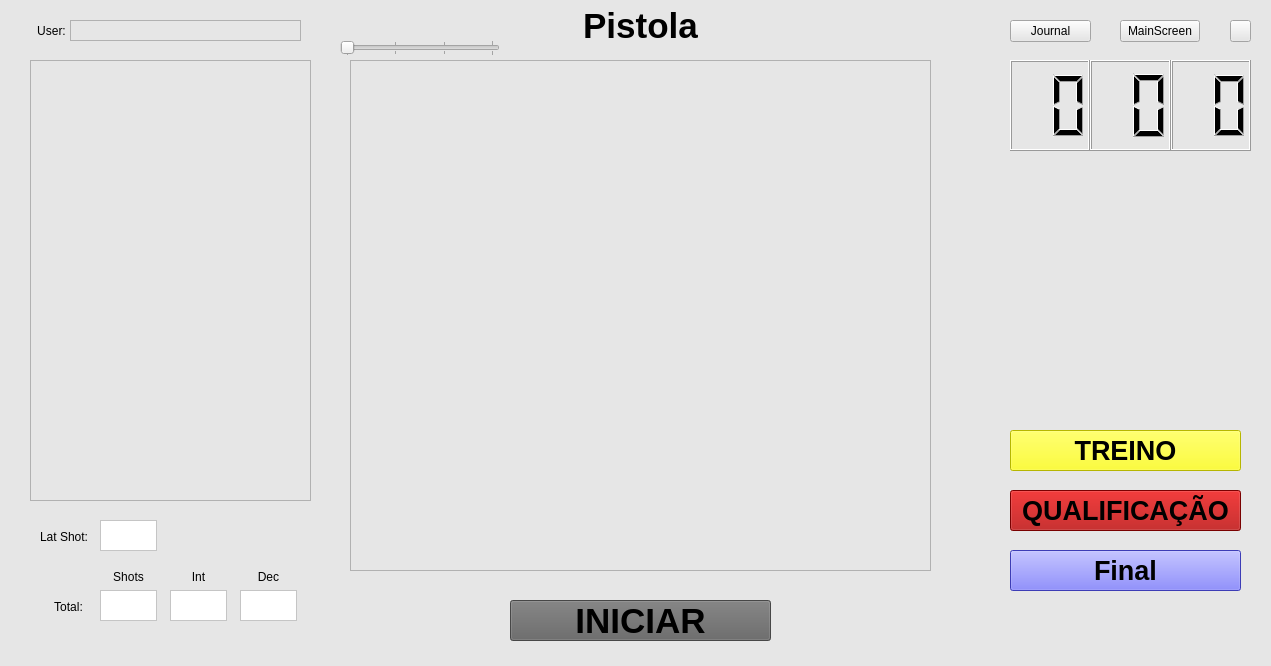
First picture: the form in central_pc/gui/pistolwindow.ui, repository xBogas/ES-SACA, before the edit.
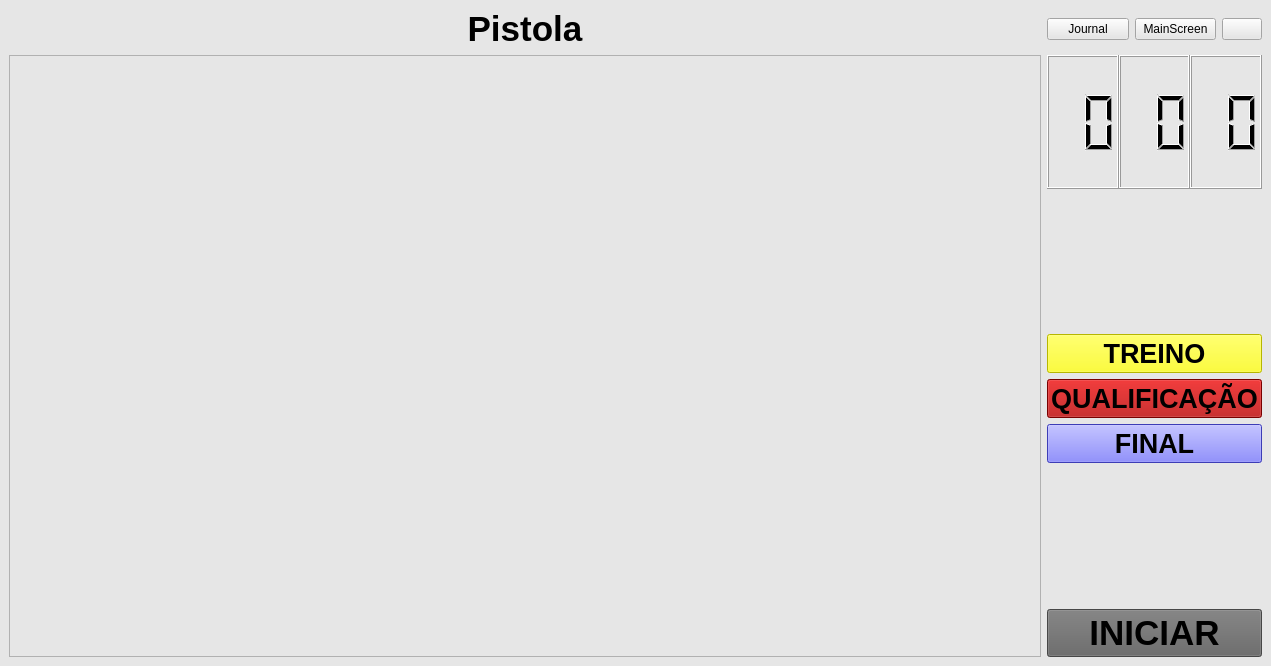
Second picture: the form after the edit. Icons and pictures are not drawn.

Commit message: Adição da tabela com lugares no pistolwindow do pc central. Adição de comentários no pistolwindow e riflewindow do pc local.

The edit to the form file:
```diff
--- a/central_pc/gui/pistolwindow.ui
+++ b/central_pc/gui/pistolwindow.ui
@@ -20,15 +20,29 @@
    <string notr="true">background-color: rgb(230, 230, 230);</string>
   </property>
   <widget class="QWidget" name="centralwidget">
+   <layout class="QGridLayout" name="gridLayout">
+    <item row="0" column="1">
+     <widget class="QPushButton" name="JournalButton">
+      <property name="text">
+       <string>Journal</string>
+      </property>
+     </widget>
+    </item>
+    <item row="2" column="1">
+     <spacer name="verticalSpacer">
+      <property name="orientation">
+       <enum>Qt::Vertical</enum>
+      </property>
+      <property name="sizeHint" stdset="0">
+       <size>
+        <width>20</width>
+        <height>40</height>
+       </size>
+      </property>
+     </spacer>
+    </item>
+    <item row="3" column="1" colspan="3">
    <widget class="QPushButton" name="PracticeButton">
-    <property name="geometry">
-     <rect>
-      <x>1010</x>
-      <y>430</y>
-      <width>231</width>
-      <height>41</height>
-     </rect>
-    </property>
     <property name="font">
      <font>
       <pointsize>20</pointsize>
@@ -42,37 +56,16 @@
      <string>TREINO</string>
     </property>
    </widget>
-   <widget class="QPushButton" name="MatchButton">
-    <property name="geometry">
-     <rect>
-      <x>1010</x>
-      <y>490</y>
-      <width>231</width>
-      <height>41</height>
-     </rect>
-    </property>
-    <property name="font">
-     <font>
-      <pointsize>20</pointsize>
-      <bold>true</bold>
-     </font>
-    </property>
-    <property name="styleSheet">
-     <string notr="true">background-color: rgb(170, 0, 0);</string>
-    </property>
+    </item>
+    <item row="0" column="2">
+     <widget class="QPushButton" name="MainButton">
     <property name="text">
-     <string>QUALIFICAÇÃO</string>
-    </property>
-   </widget>
+       <string>MainScreen</string>
+      </property>
+     </widget>
+    </item>
+    <item row="5" column="1" colspan="3">
    <widget class="QPushButton" name="FinalButton">
-    <property name="geometry">
-     <rect>
-      <x>1010</x>
-      <y>550</y>
-      <width>231</width>
-      <height>41</height>
-     </rect>
-    </property>
     <property name="font">
      <font>
       <pointsize>20</pointsize>
@@ -83,40 +76,27 @@
      <string notr="true">background-color: rgb(85, 85, 255);</string>
     </property>
     <property name="text">
-     <string>Final</string>
-    </property>
-   </widget>
-   <widget class="QPushButton" name="StartButton">
-    <property name="geometry">
-     <rect>
-      <x>510</x>
-      <y>600</y>
-      <width>261</width>
-      <height>41</height>
-     </rect>
-    </property>
+       <string>FINAL</string>
+      </property>
+     </widget>
+    </item>
+    <item row="0" column="0">
+     <widget class="QLabel" name="label_6">
     <property name="font">
      <font>
       <pointsize>26</pointsize>
       <bold>true</bold>
      </font>
     </property>
-    <property name="styleSheet">
-     <string notr="true">background-color: rgb(100, 100, 100);</string>
-    </property>
     <property name="text">
-     <string>INICIAR</string>
-    </property>
-   </widget>
-   <widget class="QWidget" name="horizontalLayoutWidget">
-    <property name="geometry">
-     <rect>
-      <x>1010</x>
-      <y>60</y>
-      <width>241</width>
-      <height>91</height>
-     </rect>
-    </property>
+       <string>Pistola</string>
+      </property>
+      <property name="alignment">
+       <set>Qt::AlignCenter</set>
+      </property>
+     </widget>
+    </item>
+    <item row="1" column="1" colspan="3">
     <layout class="QHBoxLayout" name="horizontalLayout">
      <property name="spacing">
       <number>0</number>
@@ -158,291 +138,73 @@
       </widget>
      </item>
     </layout>
-   </widget>
-   <widget class="QTableView" name="tableView">
-    <property name="geometry">
-     <rect>
-      <x>30</x>
-      <y>60</y>
-      <width>281</width>
-      <height>441</height>
-     </rect>
-    </property>
-   </widget>
-   <widget class="QLabel" name="label">
-    <property name="geometry">
-     <rect>
-      <x>40</x>
-      <y>530</y>
-      <width>57</width>
-      <height>14</height>
-     </rect>
-    </property>
-    <property name="frameShape">
-     <enum>QFrame::NoFrame</enum>
-    </property>
-    <property name="text">
-     <string>Lat Shot:</string>
-    </property>
-   </widget>
-   <widget class="QLabel" name="lastshot">
-    <property name="geometry">
-     <rect>
-      <x>100</x>
-      <y>520</y>
-      <width>57</width>
-      <height>31</height>
-     </rect>
-    </property>
-    <property name="styleSheet">
-     <string notr="true">background-color: rgb(255, 255, 255);</string>
-    </property>
-    <property name="frameShape">
-     <enum>QFrame::StyledPanel</enum>
-    </property>
-    <property name="frameShadow">
-     <enum>QFrame::Plain</enum>
-    </property>
-    <property name="text">
-     <string/>
-    </property>
-    <property name="wordWrap">
-     <bool>false</bool>
-    </property>
-   </widget>
-   <widget class="QLabel" name="label_2">
-    <property name="geometry">
-     <rect>
-      <x>40</x>
-      <y>600</y>
-      <width>57</width>
-      <height>14</height>
-     </rect>
-    </property>
-    <property name="text">
-     <string>Total:</string>
-    </property>
-    <property name="alignment">
-     <set>Qt::AlignCenter</set>
-    </property>
-   </widget>
-   <widget class="QLabel" name="total_int">
-    <property name="geometry">
-     <rect>
-      <x>100</x>
-      <y>590</y>
-      <width>57</width>
-      <height>31</height>
-     </rect>
-    </property>
-    <property name="styleSheet">
-     <string notr="true">background-color: rgb(255, 255, 255);</string>
-    </property>
-    <property name="frameShape">
-     <enum>QFrame::StyledPanel</enum>
-    </property>
-    <property name="text">
-     <string/>
-    </property>
-    <property name="wordWrap">
-     <bool>false</bool>
-    </property>
-   </widget>
-   <widget class="QLabel" name="total_dec">
-    <property name="geometry">
-     <rect>
-      <x>170</x>
-      <y>590</y>
-      <width>57</width>
-      <height>31</height>
-     </rect>
-    </property>
-    <property name="styleSheet">
-     <string notr="true">background-color: rgb(255, 255, 255);</string>
-    </property>
-    <property name="frameShape">
-     <enum>QFrame::StyledPanel</enum>
-    </property>
-    <property name="text">
-     <string/>
-    </property>
-    <property name="wordWrap">
-     <bool>false</bool>
-    </property>
-   </widget>
-   <widget class="QLabel" name="total_dec_2">
-    <property name="geometry">
-     <rect>
-      <x>240</x>
-      <y>590</y>
-      <width>57</width>
-      <height>31</height>
-     </rect>
-    </property>
-    <property name="styleSheet">
-     <string notr="true">background-color: rgb(255, 255, 255);</string>
-    </property>
-    <property name="frameShape">
-     <enum>QFrame::StyledPanel</enum>
-    </property>
-    <property name="text">
-     <string/>
-    </property>
-    <property name="wordWrap">
-     <bool>false</bool>
-    </property>
-   </widget>
-   <widget class="QLabel" name="label_3">
-    <property name="geometry">
-     <rect>
-      <x>100</x>
-      <y>570</y>
-      <width>57</width>
-      <height>14</height>
-     </rect>
-    </property>
-    <property name="text">
-     <string>Shots</string>
-    </property>
-    <property name="alignment">
-     <set>Qt::AlignCenter</set>
-    </property>
-   </widget>
-   <widget class="QLabel" name="label_4">
-    <property name="geometry">
-     <rect>
-      <x>170</x>
-      <y>570</y>
-      <width>57</width>
-      <height>14</height>
-     </rect>
-    </property>
-    <property name="text">
-     <string>Int</string>
-    </property>
-    <property name="alignment">
-     <set>Qt::AlignCenter</set>
-    </property>
-   </widget>
-   <widget class="QLabel" name="label_5">
-    <property name="geometry">
-     <rect>
-      <x>240</x>
-      <y>570</y>
-      <width>57</width>
-      <height>14</height>
-     </rect>
-    </property>
-    <property name="text">
-     <string>Dec</string>
-    </property>
-    <property name="alignment">
-     <set>Qt::AlignCenter</set>
-    </property>
-   </widget>
-   <widget class="QSlider" name="horizontalSlider">
-    <property name="geometry">
-     <rect>
-      <x>340</x>
-      <y>40</y>
-      <width>160</width>
-      <height>16</height>
-     </rect>
-    </property>
-    <property name="minimum">
-     <number>100</number>
-    </property>
-    <property name="maximum">
-     <number>400</number>
-    </property>
-    <property name="singleStep">
-     <number>100</number>
-    </property>
-    <property name="pageStep">
-     <number>100</number>
-    </property>
-    <property name="orientation">
-     <enum>Qt::Horizontal</enum>
-    </property>
-    <property name="tickPosition">
-     <enum>QSlider::TicksBothSides</enum>
-    </property>
-   </widget>
-   <widget class="QLabel" name="label_6">
-    <property name="geometry">
-     <rect>
-      <x>520</x>
-      <y>10</y>
-      <width>241</width>
-      <height>31</height>
-     </rect>
-    </property>
+    </item>
+    <item row="7" column="1" colspan="3">
+     <widget class="QPushButton" name="StartButton">
     <property name="font">
      <font>
       <pointsize>26</pointsize>
       <bold>true</bold>
      </font>
     </property>
+      <property name="styleSheet">
+       <string notr="true">background-color: rgb(100, 100, 100);</string>
+      </property>
     <property name="text">
-     <string>Pistola</string>
-    </property>
-    <property name="alignment">
-     <set>Qt::AlignCenter</set>
-    </property>
-   </widget>
-   <widget class="QLabel" name="label_7">
-    <property name="geometry">
-     <rect>
-      <x>70</x>
-      <y>20</y>
-      <width>231</width>
-      <height>21</height>
-     </rect>
-    </property>
+       <string>INICIAR</string>
+      </property>
+     </widget>
+    </item>
+    <item row="4" column="1" colspan="3">
+     <widget class="QPushButton" name="MatchButton">
+      <property name="sizePolicy">
+       <sizepolicy hsizetype="Minimum" vsizetype="Fixed">
+        <horstretch>0</horstretch>
+        <verstretch>0</verstretch>
+       </sizepolicy>
+      </property>
+      <property name="font">
+       <font>
+        <pointsize>20</pointsize>
+        <bold>true</bold>
+       </font>
+      </property>
     <property name="styleSheet">
-     <string notr="true"/>
-    </property>
-    <property name="frameShape">
-     <enum>QFrame::StyledPanel</enum>
-    </property>
+       <string notr="true">background-color: rgb(170, 0, 0);</string>
+      </property>
     <property name="text">
-     <string/>
-    </property>
-   </widget>
-   <widget class="QPushButton" name="JournalButton">
-    <property name="geometry">
-     <rect>
-      <x>1010</x>
-      <y>20</y>
-      <width>81</width>
-      <height>22</height>
-     </rect>
-    </property>
-    <property name="text">
-     <string>Journal</string>
-    </property>
-   </widget>
-   <widget class="QPushButton" name="MainButton">
-    <property name="geometry">
-     <rect>
-      <x>1120</x>
-      <y>20</y>
-      <width>80</width>
-      <height>22</height>
-     </rect>
-    </property>
-    <property name="text">
-     <string>MainScreen</string>
-    </property>
-   </widget>
+       <string>QUALIFICAÇÃO</string>
+      </property>
+     </widget>
+    </item>
+    <item row="1" column="0" rowspan="7">
+     <widget class="QTableWidget" name="tableWidget">
+      <property name="sizePolicy">
+       <sizepolicy hsizetype="Expanding" vsizetype="Expanding">
+        <horstretch>1</horstretch>
+        <verstretch>17</verstretch>
+       </sizepolicy>
+      </property>
+      <property name="font">
+       <font>
+        <bold>true</bold>
+       </font>
+      </property>
+      <property name="rowCount">
+       <number>0</number>
+      </property>
+      <property name="columnCount">
+       <number>0</number>
+      </property>
+     </widget>
+    </item>
+    <item row="0" column="3">
    <widget class="QPushButton" name="ExitButton">
-    <property name="geometry">
-     <rect>
-      <x>1230</x>
-      <y>20</y>
-      <width>21</width>
-      <height>22</height>
-     </rect>
+      <property name="sizePolicy">
+       <sizepolicy hsizetype="Fixed" vsizetype="Fixed">
+        <horstretch>0</horstretch>
+        <verstretch>0</verstretch>
+       </sizepolicy>
     </property>
     <property name="text">
      <string/>
@@ -452,82 +214,21 @@
       <normaloff>resource/img/exit.png</normaloff>resource/img/exit.png</iconset>
     </property>
    </widget>
-   <widget class="QLabel" name="label_8">
-    <property name="geometry">
-     <rect>
-      <x>26</x>
-      <y>20</y>
-      <width>51</width>
-      <height>21</height>
-     </rect>
-    </property>
-    <property name="text">
-     <string>User:</string>
-    </property>
-    <property name="alignment">
-     <set>Qt::AlignCenter</set>
-    </property>
-   </widget>
-   <widget class="QGraphicsView" name="Target">
-    <property name="geometry">
-     <rect>
-      <x>350</x>
-      <y>60</y>
-      <width>581</width>
-      <height>511</height>
-     </rect>
-    </property>
-    <property name="frameShadow">
-     <enum>QFrame::Raised</enum>
-    </property>
-    <property name="sizeAdjustPolicy">
-     <enum>QAbstractScrollArea::AdjustIgnored</enum>
-    </property>
-    <property name="backgroundBrush">
-     <brush brushstyle="NoBrush">
-      <color alpha="255">
-       <red>0</red>
-       <green>0</green>
-       <blue>0</blue>
-      </color>
-     </brush>
-    </property>
-    <property name="foregroundBrush">
-     <brush brushstyle="NoBrush">
-      <color alpha="255">
-       <red>255</red>
-       <green>0</green>
-       <blue>0</blue>
-      </color>
-     </brush>
-    </property>
-    <property name="dragMode">
-     <enum>QGraphicsView::NoDrag</enum>
-    </property>
-   </widget>
-   <zorder>PracticeButton</zorder>
-   <zorder>MatchButton</zorder>
-   <zorder>FinalButton</zorder>
-   <zorder>StartButton</zorder>
-   <zorder>horizontalLayoutWidget</zorder>
-   <zorder>tableView</zorder>
-   <zorder>label</zorder>
-   <zorder>lastshot</zorder>
-   <zorder>label_2</zorder>
-   <zorder>total_int</zorder>
-   <zorder>total_dec</zorder>
-   <zorder>total_dec_2</zorder>
-   <zorder>label_3</zorder>
-   <zorder>label_4</zorder>
-   <zorder>label_5</zorder>
-   <zorder>horizontalSlider</zorder>
-   <zorder>label_6</zorder>
-   <zorder>JournalButton</zorder>
-   <zorder>MainButton</zorder>
-   <zorder>ExitButton</zorder>
-   <zorder>label_8</zorder>
-   <zorder>label_7</zorder>
-   <zorder>Target</zorder>
+    </item>
+    <item row="6" column="1">
+     <spacer name="verticalSpacer_2">
+      <property name="orientation">
+       <enum>Qt::Vertical</enum>
+      </property>
+      <property name="sizeHint" stdset="0">
+       <size>
+        <width>20</width>
+        <height>40</height>
+       </size>
+      </property>
+     </spacer>
+    </item>
+   </layout>
   </widget>
  </widget>
  <resources/>
```
Lines whose indentation alone changed are shown as unchanged. The commit also changes 6 other files.
